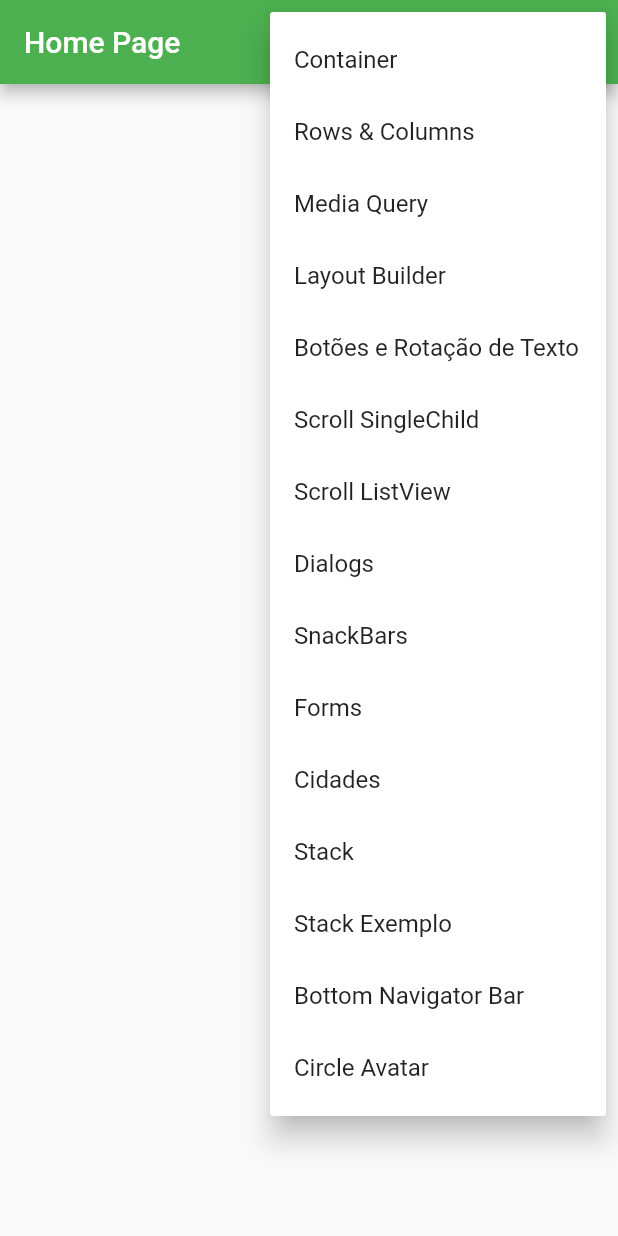
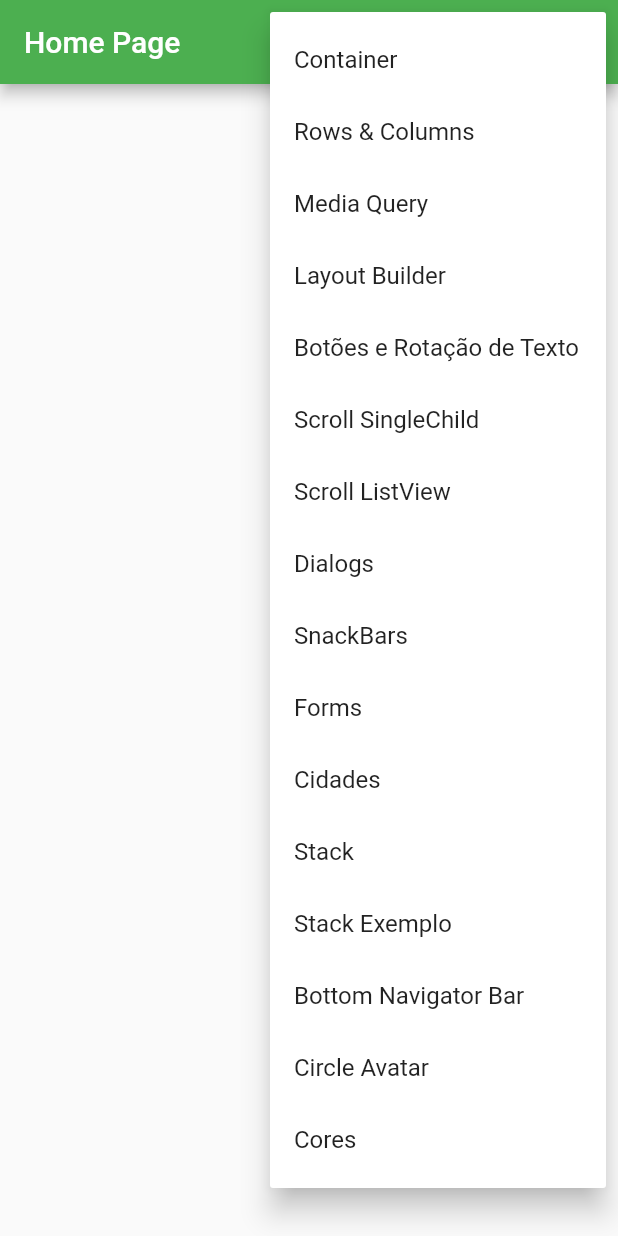
Before and after one commit to caneto/flutter_academiadoflutter, a Flutter app: the screen it shows after launch, after a tap on the "more vert" icon, on a phone screen of 412 x 824 dp. Run offline on Flutter 3.47's test engine with Material 2 defaults, Android fonts, the phone set to English and light mode, and no system bars.

Commit message:
Aula de Cores

```diff
--- a/flutter_primeiro_projeto/lib/main.dart
+++ b/flutter_primeiro_projeto/lib/main.dart
@@ -2,6 +2,7 @@ import 'package:flutter/material.dart';
 import 'package:flutter_primeiro_projeto/pages/botoes_rotacao_texto/botoes_rotacao_texto_page.dart';
 import 'package:flutter_primeiro_projeto/pages/bottom_navigator_bar/bottom_navigator_bar_page.dart';
 import 'package:flutter_primeiro_projeto/pages/cidades/cidades_page.dart';
+import 'package:flutter_primeiro_projeto/pages/colors/colors_page.dart';
 import 'package:flutter_primeiro_projeto/pages/container/container_page.dart';
 import 'package:flutter_primeiro_projeto/pages/dialogs/dialogs_page.dart';
 import 'package:flutter_primeiro_projeto/pages/forms/forms_page.dart';
@@ -62,6 +63,7 @@ class MyApp extends StatelessWidget {
         '/stack/stack2': (_) => const StackPage2(),
         '/bottomNavigatorBar': (_) => const BottomNavigatorBarPage(),
         '/circleAvatar': (_) => const CircleAvatarPage(),
+        '/colors': (_) => const ColorsPage(),
       },
     );
   }
--- a/flutter_primeiro_projeto/lib/pages/home/home_page.dart
+++ b/flutter_primeiro_projeto/lib/pages/home/home_page.dart
@@ -15,7 +15,8 @@ enum PopupMenuPages {
   stack,
   stack2,
   bottomNavigatorBar,
-  circle_avatar
+  circle_avatar,
+  colors
 }
 
 class HomePage extends StatelessWidget {
@@ -75,6 +76,9 @@ class HomePage extends StatelessWidget {
                     break;
                   case PopupMenuPages.circle_avatar:
                     Navigator.of(context).pushNamed('/circleAvatar');
+                    break;
+                  case PopupMenuPages.colors:
+                    Navigator.of(context).pushNamed('/colors');
                     break;
                 }
               },
@@ -139,6 +143,10 @@ class HomePage extends StatelessWidget {
                   const PopupMenuItem<PopupMenuPages>(
                     value: PopupMenuPages.circle_avatar,
                     child: Text('Circle Avatar'),
+                  ),
+                  const PopupMenuItem<PopupMenuPages>(
+                    value: PopupMenuPages.colors,
+                    child: Text('Cores'),
                   )
 
                 ];
```
Also changed, not shown: flutter_primeiro_projeto/lib/pages/colors/colors_page.dart (added, +26 -0 lines).
